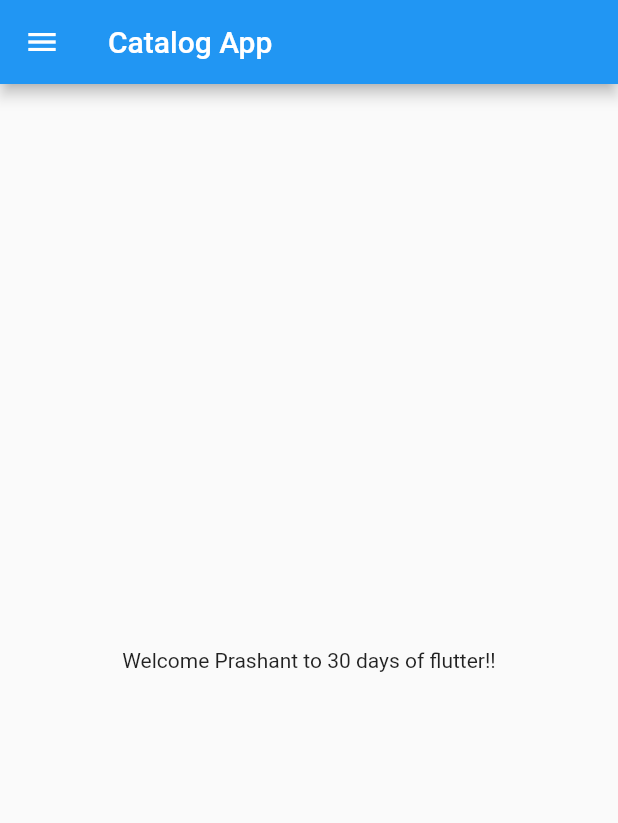
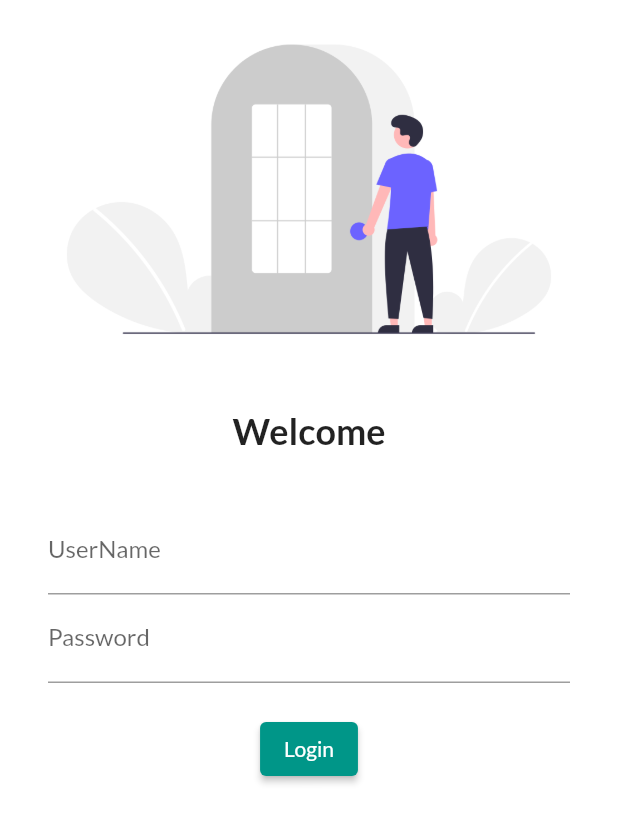
Before and after one commit to Prashant-singla/FlutterCatalog, a Flutter app: the screen it shows after launch, on a phone screen of 412 x 824 dp. Shown: the top 823 px of the screen. Run offline on Flutter 3.47's test engine with Material 2 defaults, Android fonts, the phone set to English and light mode, and no system bars; our stand-ins replace google_fonts.

Commit message:
DAY4 complete

```diff
--- a/lib/main.dart
+++ b/lib/main.dart
@@ -1,5 +1,7 @@
 import 'package:flutter/material.dart';
-import 'package:flutter_application_1/home_page.dart';
+import 'package:flutter_application_1/pages/home_page.dart';
+import 'package:flutter_application_1/pages/login_page.dart';
+import 'package:google_fonts/google_fonts.dart';
 
 void main() {
   runApp(MyApp());
@@ -11,7 +13,13 @@ class MyApp extends StatelessWidget {
   @override
   Widget build(BuildContext context) {
     return MaterialApp(
-      home: HomePage(),
+      theme: ThemeData(
+          primarySwatch: Colors.teal,
+          fontFamily: GoogleFonts.lato().fontFamily),
+      routes: {
+        "/home": (context) => HomePage(),
+        "/": (context) => LoginPage(),
+      },
     );
   }
 }
--- /dev/null
+++ b/lib/pages/login_page.dart
@@ -0,0 +1,56 @@
+import 'package:flutter/material.dart';
+
+class LoginPage extends StatelessWidget {
+  const LoginPage({Key? key}) : super(key: key);
+
+  @override
+  Widget build(BuildContext context) {
+    return Material(
+        color: Colors.white,
+        child: Column(
+          children: [
+            Image.asset(
+              "assets/images/login_image.png",
+              fit: BoxFit.cover,
+            ),
+            SizedBox(
+              height: 20.0,
+            ),
+            Text(
+              "Welcome",
+              style: TextStyle(fontSize: 24, fontWeight: FontWeight.bold),
+            ),
+            SizedBox(
+              height: 20.0,
+            ),
+            Padding(
+              padding:
+                  const EdgeInsets.symmetric(vertical: 16.0, horizontal: 32.0),
+              child: Column(
+                children: [
+                  TextFormField(
+                    decoration: InputDecoration(
+                        hintText: "Enter UserName", labelText: "UserName"),
+                  ),
+                  TextFormField(
+                    obscureText: true,
+                    decoration: InputDecoration(
+                        hintText: "Enter Password", labelText: "Password"),
+                  ),
+                  SizedBox(
+                    height: 20.0,
+                  ),
+                  ElevatedButton(
+                    onPressed: () {
+                      print("Hi Prashant!");
+                    },
+                    child: Text("Login"),
+                    style: TextButton.styleFrom(),
+                  )
+                ],
+              ),
+            )
+          ],
+        ));
+  }
+}
--- a/pubspec.yaml
+++ b/pubspec.yaml
@@ -34,6 +34,7 @@ dependencies:
   # The following adds the Cupertino Icons font to your application.
   # Use with the CupertinoIcons class for iOS style icons.
   cupertino_icons: ^1.0.2
+  google_fonts: ^2.2.0
 
 dev_dependencies:
   flutter_test:
@@ -58,8 +59,8 @@ flutter:
   uses-material-design: true
 
   # To add assets to your application, add an assets section, like this:
-  # assets:
-  #   - images/a_dot_burr.jpeg
+  assets:
+    - assets/images/
   #   - images/a_dot_ham.jpeg
 
   # An image asset can refer to one or more resolution-specific "variants", see
```
Also changed, not shown: assets/images/login_image.png (added), lib/pages/home_page.dart (renamed from lib/home_page.dart), pubspec.lock.
